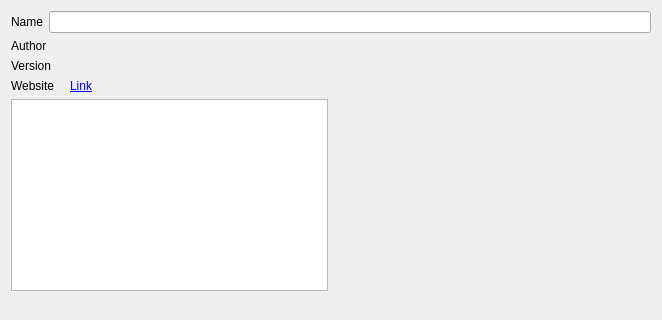
First picture: the form in plugins/installer_fomod/src/fomodinstallerdialog.ui, repository Holt59/mo2-merge, before the edit; both pictures show x 0 to 662 and y 0 to 320 of the 662 by 501 pixel window.
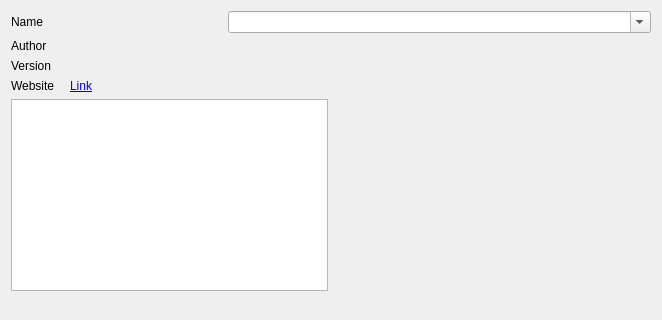
Second picture: the form after the edit.

What changed in the file:
```diff
--- a/plugins/installer_fomod/src/fomodinstallerdialog.ui
+++ b/plugins/installer_fomod/src/fomodinstallerdialog.ui
@@ -15,7 +15,7 @@
   </property>
   <layout class="QVBoxLayout" name="verticalLayout">
    <item>
-    <layout class="QHBoxLayout" name="horizontalLayout_2">
+    <layout class="QHBoxLayout" name="horizontalLayout_2" stretch="1,2">
      <item>
       <widget class="QLabel" name="label">
        <property name="text">
@@ -24,7 +24,11 @@
       </widget>
      </item>
      <item>
-      <widget class="QLineEdit" name="nameEdit"/>
+      <widget class="QComboBox" name="nameCombo">
+       <property name="editable">
+        <bool>true</bool>
+       </property>
+      </widget>
      </item>
     </layout>
    </item>
```
